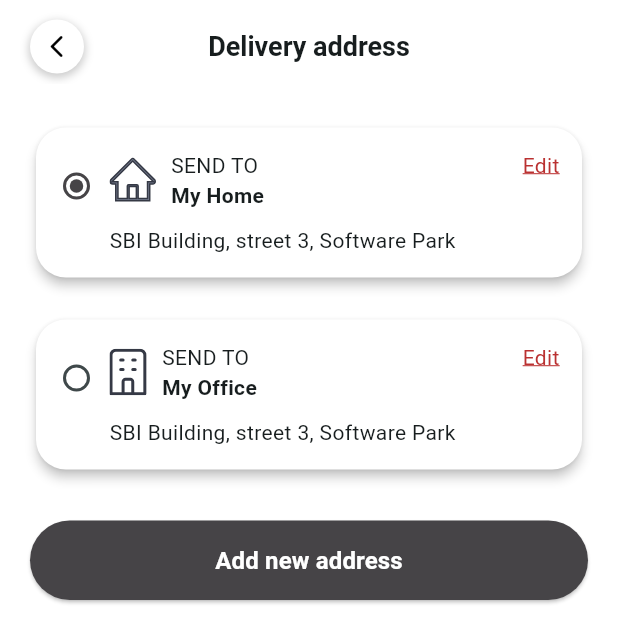
After one commit to hupptechnologies/flutter-shopping-store, a Flutter app: the AddressView screen opened by its route, on a phone screen of 412 x 824 dp. The commit adds this screen. Shown: the top 643 px of the screen. Run offline on Flutter 3.47's test engine with Material 3 defaults, Android fonts, the phone set to English and light mode, and no system bars; our stand-ins replace carousel_slider, cookie_jar, custom_rating_bar, dio, dio_cookie_manager, flutter_svg and 3 more.

Commit message:
UI - delivery address screens

```diff
--- a/lib/common/constant/image_constant.dart
+++ b/lib/common/constant/image_constant.dart
@@ -38,7 +38,8 @@ abstract class ImageConstant {
   static const String giftIcon = 'assets/svg/icons/gift.svg';
   static const String cameraIcon = 'assets/svg/icons/camera.svg';
   static const String clickHandIcon = 'assets/svg/icons/clickhand.svg';
-
+  static const String officeIcon = 'assets/svg/icons/office_icon.svg';
+  static const String addressHomeIcon = 'assets/svg/icons/address_home.svg';
 
   static const String categoryHome = 'assets/image/category_home.png';
   static const String category1 = 'assets/image/category1.png';
--- /dev/null
+++ b/lib/common/enum/address_enum.dart
@@ -0,0 +1 @@
+enum AddressEnum { office, home }
--- a/lib/data/address/address_dto.dart
+++ b/lib/data/address/address_dto.dart
@@ -1,4 +1,7 @@
+import 'package:e_commerce/common/enum/address_enum.dart';
+
 class AddressDto {
+  int id = 0;
   String firstName = '';
   String lastName = '';
   String streetName = '';
@@ -7,6 +10,22 @@ class AddressDto {
   String state = '';
   String zipCode = '';
   String phoneNumber = '';
+  AddressEnum type;
+  bool isSelected = false;
+
+  AddressDto({
+    this.id = 0,
+    this.firstName = '',
+    this.lastName = '',
+    this.streetName = '',
+    this.country = '',
+    this.city = '',
+    this.state = '',
+    this.zipCode = '',
+    this.phoneNumber = '',
+    this.type = AddressEnum.home,
+    this.isSelected = false,
+  });
 
   bool get isValid =>
       firstName.isNotEmpty &&
--- a/lib/routers/app_pages.dart
+++ b/lib/routers/app_pages.dart
@@ -1,3 +1,5 @@
+import 'package:e_commerce/screens/address/binding/address_binding.dart';
+import 'package:e_commerce/screens/address/view/address_view.dart';
 import 'package:e_commerce/screens/auth/forget-password/binding/forget_password_binging.dart';
 import 'package:e_commerce/screens/auth/forget-password/view/forget_password_view.dart';
 import 'package:e_commerce/screens/auth/login/binding/login_binding.dart';
@@ -104,6 +106,11 @@ class AppPages {
       name: AppRoutes.orderTrack,
       page: () => const OrderTrackView(),
       binding: OrderTrackBinding(),
+    ),
+    GetPage(
+      name: AppRoutes.address,
+      page: () => const AddressView(),
+      binding: AddressBinding(),
     )
   ];
 }
--- a/lib/routers/app_routers.dart
+++ b/lib/routers/app_routers.dart
@@ -15,4 +15,5 @@ abstract class AppRoutes {
   static const orderDetails = '/order-details';
   static const rating = '/rating';
   static const orderTrack = '/order-track';
+  static const address = '/address';
 }
--- /dev/null
+++ b/lib/screens/address/binding/address_binding.dart
@@ -0,0 +1,9 @@
+import 'package:e_commerce/screens/address/controller/address_controller.dart';
+import 'package:get/get.dart';
+
+class AddressBinding extends Bindings {
+  @override
+  void dependencies() {
+    Get.lazyPut<AddressController>(() => AddressController());
+  }
+}
--- /dev/null
+++ b/lib/screens/address/controller/address_controller.dart
@@ -0,0 +1,42 @@
+import 'package:e_commerce/common/enum/address_enum.dart';
+import 'package:e_commerce/data/address/address_dto.dart';
+import 'package:get/get.dart';
+
+class AddressController extends GetxController {
+  var selectedAddressId = 1.obs;
+  final List<AddressDto> list = [
+    AddressDto(
+      id: 1,
+      firstName: 'Sunie',
+      lastName: 'Pham',
+      city: 'city',
+      state: 'state',
+      country: 'country',
+      streetName: 'streetName',
+      phoneNumber: '+91 0000000000',
+      zipCode: '000000',
+      type: AddressEnum.home,
+      isSelected: true,
+    ),
+    AddressDto(
+      id: 2,
+      firstName: 'Sunie',
+      lastName: 'Pham',
+      city: 'city',
+      state: 'state',
+      country: 'country',
+      streetName: 'streetName',
+      phoneNumber: '+91 0000000000',
+      zipCode: '000000',
+      type: AddressEnum.office,
+    )
+  ].obs;
+
+  void onChangeDefalutAddress(int id) {
+    selectedAddressId.value = id;
+    for (var address in list) {
+      address.isSelected = address.id == id;
+    }
+    update();
+  }
+}
--- /dev/null
+++ b/lib/screens/address/view/address_view.dart
@@ -0,0 +1,147 @@
+import 'package:e_commerce/common/constant/app_colors.dart';
+import 'package:e_commerce/common/constant/image_constant.dart';
+import 'package:e_commerce/common/constant/margin_padding.dart';
+import 'package:e_commerce/common/enum/address_enum.dart';
+import 'package:e_commerce/data/address/address_dto.dart';
+import 'package:e_commerce/screens/address/controller/address_controller.dart';
+import 'package:e_commerce/widgets/back_button_appbar_title.dart';
+import 'package:e_commerce/widgets/button_widget.dart';
+import 'package:flutter/material.dart';
+import 'package:flutter_svg/flutter_svg.dart';
+import 'package:get/get.dart';
+
+class AddressView extends GetView<AddressController> {
+  const AddressView({super.key});
+
+  @override
+  Widget build(BuildContext context) {
+    return Scaffold(
+      appBar: const BackButtonAppbarTitle(
+        title: 'Delivery address',
+        centerTitle: true,
+      ),
+      body: SafeArea(
+        child: Padding(
+          padding: EdgeInsets.symmetric(
+            horizontal: MarginPadding.homeHorPadding,
+            vertical: MarginPadding.homeTopPadding,
+          ),
+          child: SingleChildScrollView(
+            child: Column(
+              children: [
+                ListView.builder(
+                  shrinkWrap: true,
+                  physics: const NeverScrollableScrollPhysics(),
+                  itemCount: controller.list.length,
+                  itemBuilder: (context, index) {
+                    final address = controller.list[index];
+                    return Padding(
+                      padding: const EdgeInsets.symmetric(vertical: 10),
+                      child: addressCard(address),
+                    );
+                  },
+                ),
+                const Padding(
+                  padding: EdgeInsets.symmetric(vertical: 20),
+                  child:
+                      ButtonWidget(title: 'Add new address', isDisable: false),
+                )
+              ],
+            ),
+          ),
+        ),
+      ),
+    );
+  }
+
+  Widget addressCard(AddressDto address) {
+    final isOffice = address.type == AddressEnum.office;
+    return GestureDetector(
+      onTap: () => controller.onChangeDefalutAddress(address.id),
+      child: Card(
+        elevation: 3,
+        shape: RoundedRectangleBorder(
+          borderRadius: BorderRadius.circular(20),
+        ),
+        color: Colors.white,
+        child: Padding(
+          padding: const EdgeInsets.all(15),
+          child: Row(
+            mainAxisAlignment: MainAxisAlignment.start,
+            crossAxisAlignment: CrossAxisAlignment.start,
+            children: [
+              Obx(
+                () => Radio(
+                  value: address.id,
+                  groupValue: controller.selectedAddressId.value,
+                  activeColor: AppColors.darkGray,
+                  onChanged: (value) {
+                    if (value != null) {
+                      controller.onChangeDefalutAddress(value);
+                    }
+                  },
+                  visualDensity:
+                      const VisualDensity(horizontal: -4.0, vertical: 2.0),
+                  materialTapTargetSize: MaterialTapTargetSize.shrinkWrap,
+                ),
+              ),
+              Expanded(
+                child: Padding(
+                  padding: const EdgeInsets.symmetric(horizontal: 10),
+                  child: Column(
+                    crossAxisAlignment: CrossAxisAlignment.start,
+                    children: [
+                      Row(
+                        children: [
+                          SvgPicture.asset(
+                            isOffice
+                                ? ImageConstant.officeIcon
+                                : ImageConstant.addressHomeIcon,
+                          ),
+                          Padding(
+                            padding: const EdgeInsets.only(left: 10),
+                            child: Text.rich(
+                              TextSpan(
+                                children: [
+                                  const TextSpan(
+                                    text: 'SEND TO\n',
+                                  ),
+                                  TextSpan(
+                                    text: isOffice ? 'My Office' : 'My Home',
+                                    style: const TextStyle(
+                                      fontWeight: FontWeight.bold,
+                                    ),
+                                  ),
+                                ],
+                              ),
+                            ),
+                          )
+                        ],
+                      ),
+                      const SizedBox(height: 10),
+                      const Text(
+                        'SBI Building, street 3, Software Park',
+                        overflow: TextOverflow.visible,
+                        softWrap: true,
+                      )
+                    ],
+                  ),
+                ),
+              ),
+              const InkWell(
+                child: Text(
+                  'Edit',
+                  style: TextStyle(
+                    color: AppColors.offRed,
+                    decoration: TextDecoration.underline,
+                    decorationColor: AppColors.offRed,
+                  ),
+                ),
+              ),
+            ],
+          ),
+        ),
+      ),
+    );
+  }
+}
--- a/lib/screens/home/controller/profile_controller.dart
+++ b/lib/screens/home/controller/profile_controller.dart
@@ -1,5 +1,6 @@
 import 'package:e_commerce/common/enum/profile_menu_enum.dart';
 import 'package:e_commerce/data/profile/profile_menu.dart';
+import 'package:e_commerce/routers/app_routers.dart';
 import 'package:flutter/foundation.dart';
 import 'package:flutter/material.dart';
 import 'package:get/get.dart';
@@ -36,5 +37,11 @@ class ProfileController extends GetxController {
     if (kDebugMode) {
       print(menu);
     }
+    switch (menu) {
+      case ProfileMenuEnum.address:
+        Get.toNamed(AppRoutes.address);
+        break;
+      default:
+    }
   }
 }
--- a/lib/screens/home/view/profile_view.dart
+++ b/lib/screens/home/view/profile_view.dart
@@ -52,10 +52,12 @@ class ProfileView extends GetView<ProfileController> {
           final item = controller.menuList[index];
           return Column(
             children: [
-              GestureDetector(
+              InkWell(
                 onTap: () => controller.onTopMenu(item.type),
                 child: Padding(
                   padding: const EdgeInsets.all(20),
+                  child: Container(
+                    width: double.infinity,
                     child: Row(
                       children: [
                         Icon(item.icon, color: AppColors.dartGratWithOpaity5),
@@ -65,6 +67,7 @@ class ProfileView extends GetView<ProfileController> {
                         if (item.type != ProfileMenuEnum.logout)
                           const Icon(Icons.arrow_forward_ios),
                       ],
+                    ),
                   ),
                 ),
               ),
```
Also changed, not shown: assets/svg/icons/address_home.svg (added), assets/svg/icons/office_icon.svg (added). Lines whose indentation alone changed are shown as unchanged.
